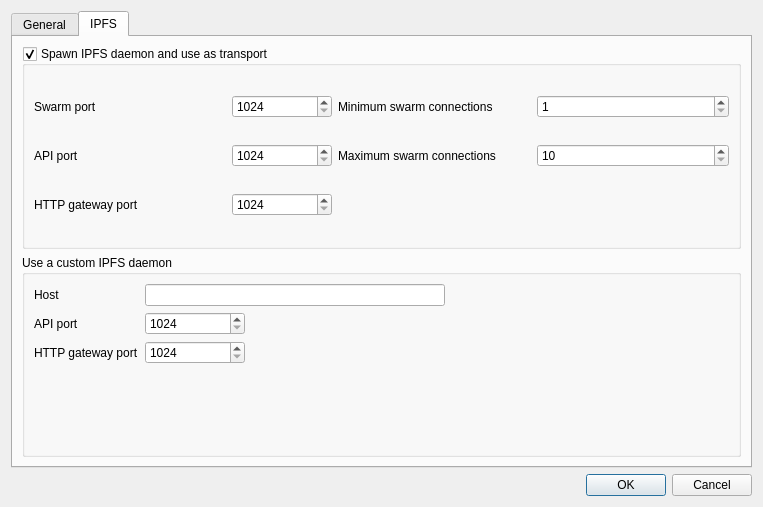
First picture: the form in galacteek/ui/settings.ui, repository pinnaculum/galacteek, before the edit.
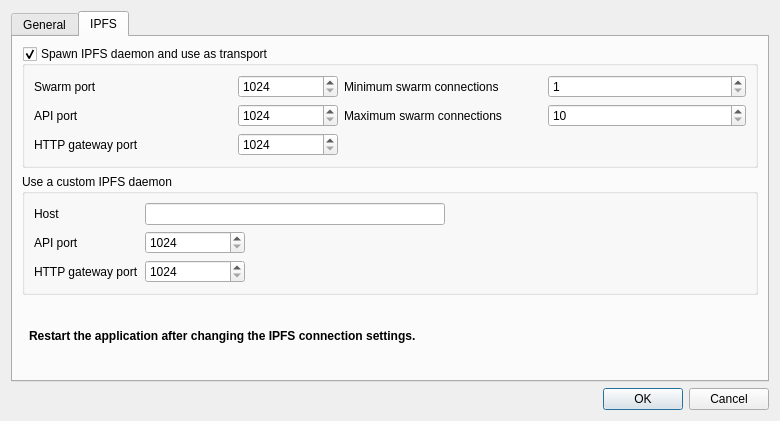
Second picture: the form after the edit.

What changed in the file:
```diff
--- a/galacteek/ui/settings.ui
+++ b/galacteek/ui/settings.ui
@@ -6,25 +6,15 @@
    <rect>
     <x>0</x>
     <y>0</y>
-    <width>763</width>
-    <height>507</height>
+    <width>780</width>
+    <height>421</height>
    </rect>
   </property>
   <property name="windowTitle">
    <string>Settings</string>
   </property>
-  <layout class="QGridLayout" name="gridLayout">
-   <item row="2" column="0">
-    <widget class="QDialogButtonBox" name="buttonBox">
-     <property name="orientation">
-      <enum>Qt::Horizontal</enum>
-     </property>
-     <property name="standardButtons">
-      <set>QDialogButtonBox::Cancel|QDialogButtonBox::Ok</set>
-     </property>
-    </widget>
-   </item>
-   <item row="0" column="0">
+  <layout class="QVBoxLayout" name="verticalLayout">
+   <item>
     <widget class="QTabWidget" name="tabWidget">
      <property name="currentIndex">
       <number>1</number>
@@ -115,6 +105,9 @@
       <layout class="QVBoxLayout" name="verticalLayout_4">
        <item>
         <layout class="QVBoxLayout" name="verticalLayout_5">
+         <property name="sizeConstraint">
+          <enum>QLayout::SetNoConstraint</enum>
+         </property>
          <item>
           <widget class="QGroupBox" name="groupBoxDaemon">
            <property name="minimumSize">
@@ -328,10 +321,43 @@
          </item>
         </layout>
        </item>
+       <item>
+        <layout class="QHBoxLayout" name="horizontalLayout_3">
+         <item>
+          <widget class="QLabel" name="label_4">
+           <property name="maximumSize">
+            <size>
+             <width>721</width>
+             <height>145</height>
+            </size>
+           </property>
+           <property name="font">
+            <font>
+             <weight>75</weight>
+             <bold>true</bold>
+            </font>
+           </property>
+           <property name="text">
+            <string>Restart the application after changing the IPFS connection settings.</string>
+           </property>
+          </widget>
+         </item>
+        </layout>
+       </item>
       </layout>
      </widget>
     </widget>
    </item>
+   <item>
+    <widget class="QDialogButtonBox" name="buttonBox">
+     <property name="orientation">
+      <enum>Qt::Horizontal</enum>
+     </property>
+     <property name="standardButtons">
+      <set>QDialogButtonBox::Cancel|QDialogButtonBox::Ok</set>
+     </property>
+    </widget>
+   </item>
   </layout>
  </widget>
  <resources/>
```
